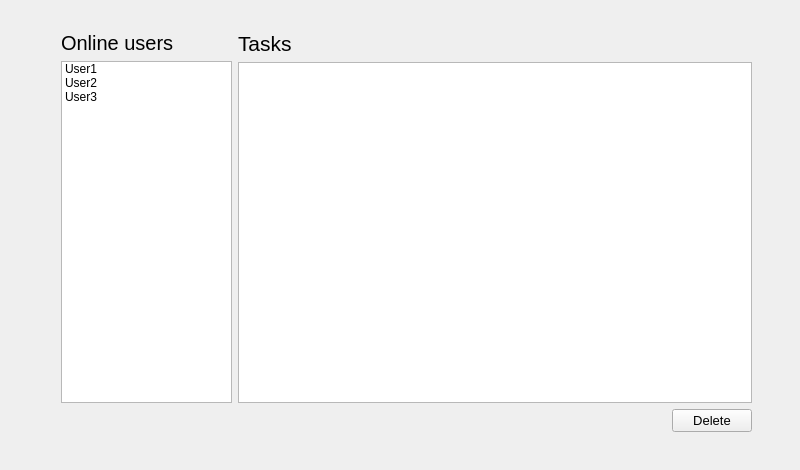
Old version of the form Admin/Admin/Admin.ui in the repository zagaynov-andrew/task-launcher.
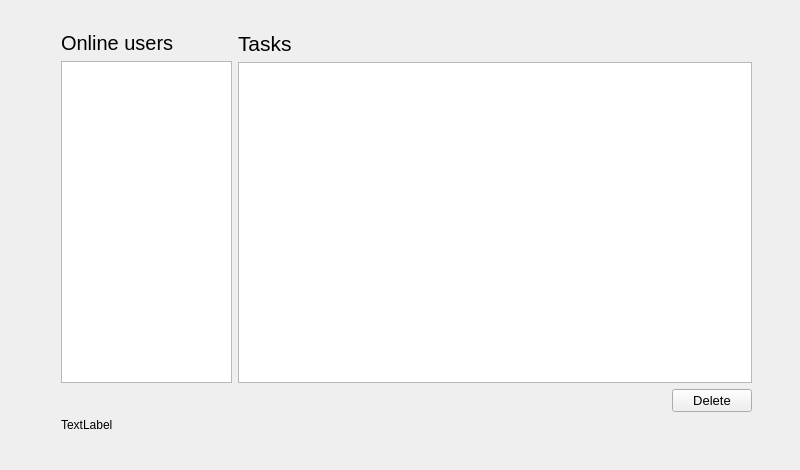
New version of the form. Custom widgets are drawn as their Qt base class.

Commit message: Online users

Diff of the .ui file:
```diff
--- a/Admin/Admin/Admin.ui
+++ b/Admin/Admin/Admin.ui
@@ -53,23 +53,7 @@
           </widget>
          </item>
          <item>
-          <widget class="QListWidget" name="listUsers">
-           <item>
-            <property name="text">
-             <string>User1</string>
-            </property>
-           </item>
-           <item>
-            <property name="text">
-             <string>User2</string>
-            </property>
-           </item>
-           <item>
-            <property name="text">
-             <string>User3</string>
-            </property>
-           </item>
-          </widget>
+          <widget class="QListWidget" name="listUsers"/>
          </item>
         </layout>
        </item>
@@ -123,6 +107,13 @@
        </item>
       </layout>
      </item>
+     <item>
+      <widget class="QLabel" name="statusBar">
+       <property name="text">
+        <string>TextLabel</string>
+       </property>
+      </widget>
+     </item>
     </layout>
    </widget>
   </widget>
```
The commit also changes 29 other files.
